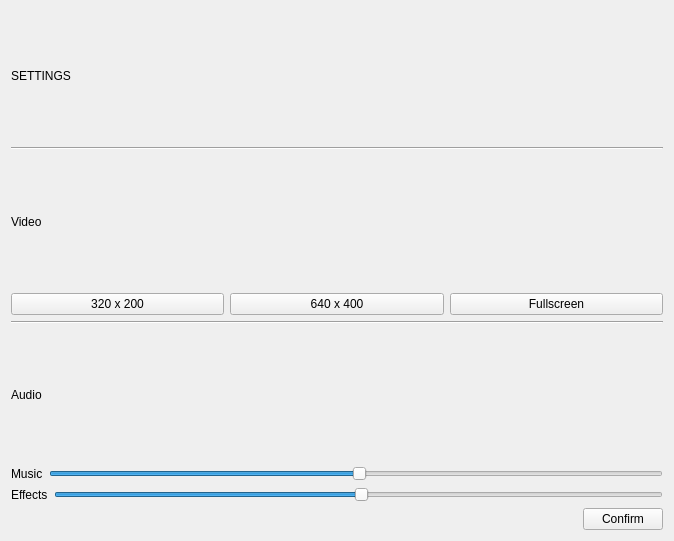
JulianBiancardi/Wolfenstein-Taller1, file client/src/main/launcher/ui/settings_view.ui: the form before one commit.
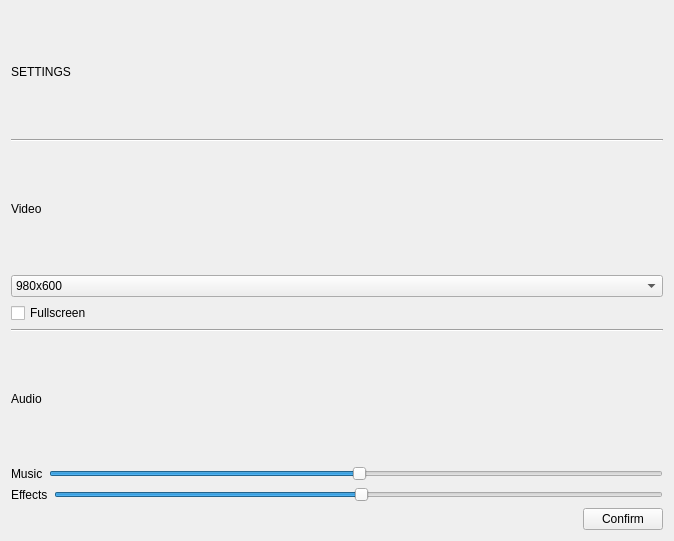
The form after the commit.

```diff
--- a/client/src/main/launcher/ui/settings_view.ui
+++ b/client/src/main/launcher/ui/settings_view.ui
@@ -36,29 +36,43 @@
     </widget>
    </item>
    <item>
-    <layout class="QHBoxLayout" name="horizontalLayout">
+    <widget class="QComboBox" name="ResolutionBox">
+     <property name="currentIndex">
+      <number>2</number>
+     </property>
      <item>
-      <widget class="QPushButton" name="Resolution1">
        <property name="text">
-        <string>320 x 200</string>
-       </property>
-      </widget>
+       <string>320x200</string>
+      </property>
      </item>
      <item>
-      <widget class="QPushButton" name="Resolution2">
        <property name="text">
-        <string>640 x 400</string>
-       </property>
+       <string>640x400</string>
+      </property>
+     </item>
+     <item>
+      <property name="text">
+       <string>980x600</string>
+      </property>
+     </item>
+     <item>
+      <property name="text">
+       <string>1300x800</string>
+      </property>
+     </item>
+     <item>
+      <property name="text">
+       <string>1620x1000</string>
+      </property>
+     </item>
       </widget>
      </item>
      <item>
-      <widget class="QPushButton" name="ResolutionFullScreen">
+    <widget class="QCheckBox" name="FullscreenCheckBox">
        <property name="text">
         <string>Fullscreen</string>
        </property>
       </widget>
-     </item>
-    </layout>
    </item>
    <item>
     <widget class="Line" name="line">
```
Lines whose indentation alone changed are shown as unchanged.
